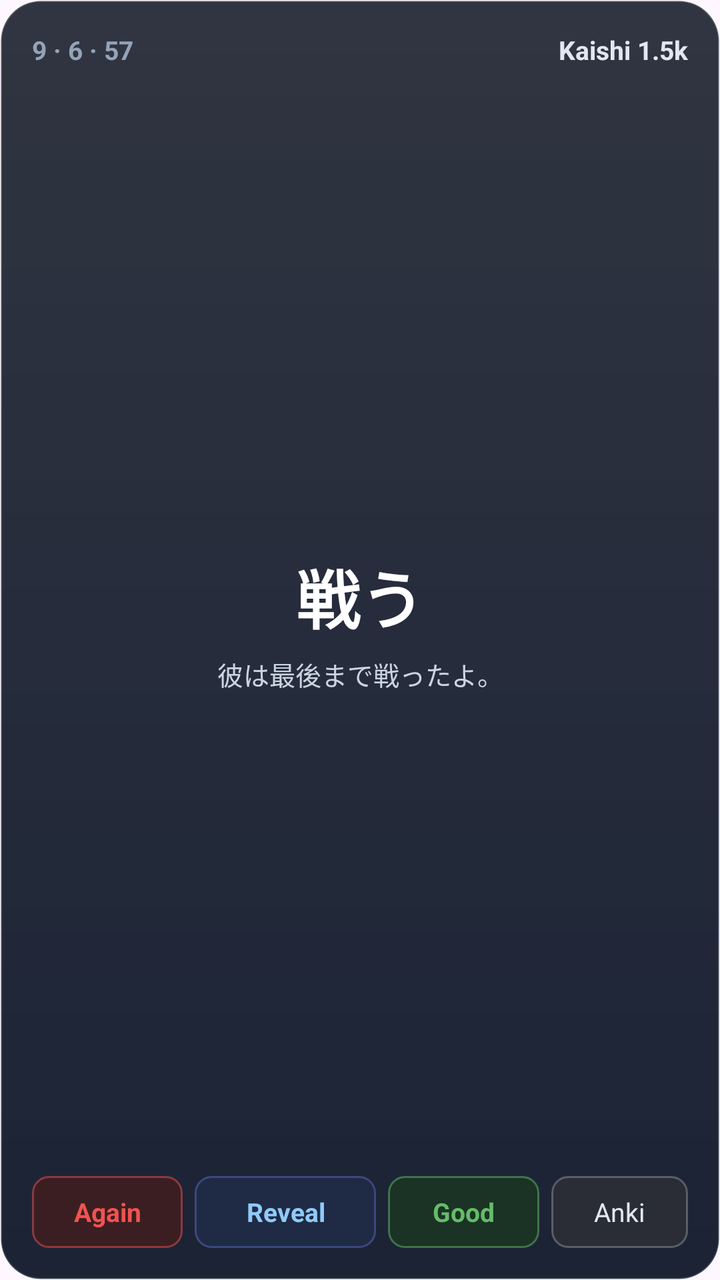
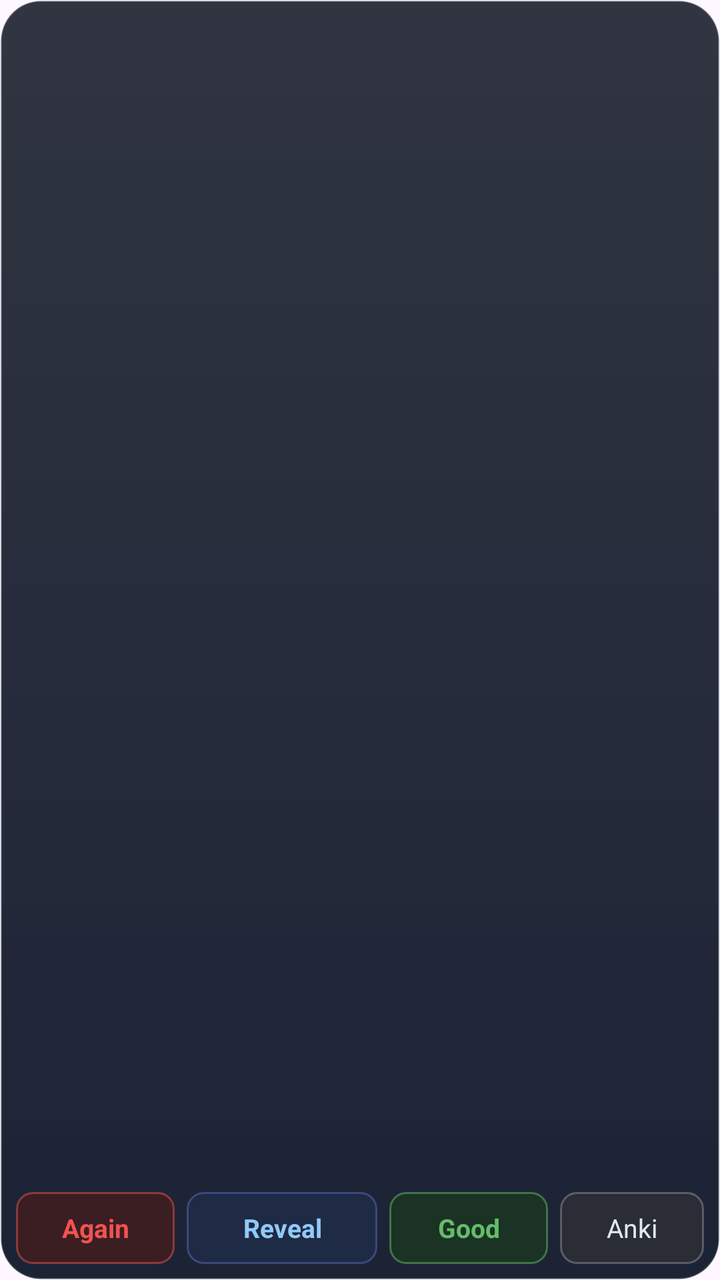

The first picture is an Android layout as it rendered before a commit; the second is the same layout after the commit. The layout source and the unified diff follow.
<!-- AndroidManifest.xml: application theme Theme.AnkiLock -->
<!-- res/layout/widget_card.xml -->
<?xml version="1.0" encoding="utf-8"?>
<LinearLayout xmlns:android="http://schemas.android.com/apk/res/android"
    android:id="@+id/widget_root"
    android:layout_width="match_parent"
    android:layout_height="match_parent"
    android:orientation="vertical"
    android:background="@drawable/widget_bg"
    android:padding="16dp">

    <LinearLayout
        android:layout_width="match_parent"
        android:layout_height="wrap_content"
        android:orientation="horizontal"
        android:gravity="center_vertical"
        android:paddingBottom="8dp">

        <TextView
            android:id="@+id/tv_widget_stats"
            android:layout_width="wrap_content"
            android:layout_height="wrap_content"
            android:text="9 · 6 · 57"
            android:textColor="#94A3B8"
            android:textSize="13sp"
            android:textStyle="bold" />

        <TextView
            android:id="@+id/tv_widget_deck"
            android:layout_width="0dp"
            android:layout_height="wrap_content"
            android:layout_weight="1"
            android:text="Kaishi 1.5k"
            android:textColor="#E2E8F0"
            android:textSize="13sp"
            android:textStyle="bold"
            android:gravity="end"
            android:singleLine="true"
            android:ellipsize="end" />
    </LinearLayout>

    <LinearLayout
        android:id="@+id/widget_card_content"
        android:layout_width="match_parent"
        android:layout_height="0dp"
        android:layout_weight="1"
        android:orientation="vertical"
        android:gravity="center">

        <TextView
            android:id="@+id/tv_widget_furigana"
            android:layout_width="wrap_content"
            android:layout_height="wrap_content"
            android:textColor="#7EB6FF"
            android:textSize="14sp"
            android:textStyle="bold"
            android:gravity="center"
            android:visibility="gone" />

        <TextView
            android:id="@+id/tv_widget_kanji"
            android:layout_width="wrap_content"
            android:layout_height="wrap_content"
            android:text="戦う"
            android:textColor="#FFFFFF"
            android:textSize="32sp"
            android:textStyle="bold"
            android:gravity="center" />

        <TextView
            android:id="@+id/tv_widget_meaning"
            android:layout_width="wrap_content"
            android:layout_height="wrap_content"
            android:text="to wage war, to fight"
            android:textColor="#F1F5F9"
            android:textSize="15sp"
            android:textStyle="bold"
            android:gravity="center"
            android:paddingTop="3dp"
            android:visibility="gone" />

        <TextView
            android:id="@+id/tv_widget_sentence"
            android:layout_width="match_parent"
            android:layout_height="wrap_content"
            android:text="彼は最後まで戦ったよ。"
            android:textColor="#CBD5E1"
            android:textSize="13sp"
            android:gravity="center"
            android:maxLines="2"
            android:ellipsize="end"
            android:paddingTop="6dp" />

        <TextView
            android:id="@+id/tv_widget_sentence_meaning"
            android:layout_width="match_parent"
            android:layout_height="wrap_content"
            android:text="He fought to the very end."
            android:textColor="#94A3B8"
            android:textSize="12sp"
            android:gravity="center"
            android:maxLines="2"
            android:ellipsize="end"
            android:paddingTop="2dp"
            android:visibility="gone" />
    </LinearLayout>

    <LinearLayout
        android:id="@+id/widget_button_container"
        android:layout_width="match_parent"
        android:layout_height="wrap_content"
        android:orientation="horizontal"
        android:gravity="center_vertical"
        android:paddingTop="8dp">

        <TextView
            android:id="@+id/btn_widget_again"
            android:layout_width="0dp"
            android:layout_height="36dp"
            android:layout_weight="1"
            android:layout_marginEnd="6dp"
            android:background="@drawable/btn_again_bg"
            android:gravity="center"
            android:text="Again"
            android:textColor="#EF5350"
            android:textSize="13sp"
            android:textStyle="bold" />

        <TextView
            android:id="@+id/btn_widget_reveal"
            android:layout_width="0dp"
            android:layout_height="36dp"
            android:layout_weight="1.2"
            android:layout_marginEnd="6dp"
            android:background="@drawable/btn_reveal_bg"
            android:gravity="center"
            android:text="Reveal"
            android:textColor="#90CAF9"
            android:textSize="13sp"
            android:textStyle="bold" />

        <TextView
            android:id="@+id/btn_widget_good"
            android:layout_width="0dp"
            android:layout_height="36dp"
            android:layout_weight="1"
            android:layout_marginEnd="6dp"
            android:background="@drawable/btn_good_bg"
            android:gravity="center"
            android:text="Good"
            android:textColor="#66BB6A"
            android:textSize="13sp"
            android:textStyle="bold" />

        <TextView
            android:id="@+id/btn_widget_open"
            android:layout_width="0dp"
            android:layout_height="36dp"
            android:layout_weight="0.9"
            android:background="@drawable/btn_action_bg"
            android:gravity="center"
            android:text="Anki"
            android:textColor="#E2E8F0"
            android:textSize="13sp" />
    </LinearLayout>

</LinearLayout>
<!-- resources referenced by this layout -->
<resources>
  <!-- drawable btn_action_bg (drawable) -->
  <?xml version="1.0" encoding="utf-8"?>
  <shape xmlns:android="http://schemas.android.com/apk/res/android"
      android:shape="rectangle">
      <solid android:color="#2A2D36" />
      <corners android:radius="8dp" />
      <stroke
          android:width="1dp"
          android:color="#40FFFFFF" />
  </shape>
  <!-- drawable btn_again_bg (drawable) -->
  <?xml version="1.0" encoding="utf-8"?>
  <shape xmlns:android="http://schemas.android.com/apk/res/android"
      android:shape="rectangle">
      <solid android:color="#3B1E22" />
      <corners android:radius="8dp" />
      <stroke
          android:width="1dp"
          android:color="#80EF5350" />
  </shape>
  <!-- drawable btn_good_bg (drawable) -->
  <?xml version="1.0" encoding="utf-8"?>
  <shape xmlns:android="http://schemas.android.com/apk/res/android"
      android:shape="rectangle">
      <solid android:color="#1A3324" />
      <corners android:radius="8dp" />
      <stroke
          android:width="1dp"
          android:color="#8066BB6A" />
  </shape>
  <!-- drawable btn_reveal_bg (drawable) -->
  <?xml version="1.0" encoding="utf-8"?>
  <shape xmlns:android="http://schemas.android.com/apk/res/android"
      android:shape="rectangle">
      <solid android:color="#1F2A44" />
      <corners android:radius="8dp" />
      <stroke
          android:width="1dp"
          android:color="#805C6BC0" />
  </shape>
  <!-- drawable widget_bg (drawable) -->
  <?xml version="1.0" encoding="utf-8"?>
  <shape xmlns:android="http://schemas.android.com/apk/res/android"
      android:shape="rectangle">
      <corners android:radius="20dp" />
      <gradient
          android:angle="270"
          android:startColor="#E61A1F2C"
          android:endColor="#F20F172A" />
      <stroke
          android:width="1dp"
          android:color="#33FFFFFF" />
  </shape>
  <style name="Theme.AnkiLock" parent="Theme.Material3.DayNight.NoActionBar" />
</resources>

<!-- the commit's change to res/layout/widget_card.xml (unified diff, before → after) -->
@@ -5,103 +5,15 @@
     android:layout_height="match_parent"
     android:orientation="vertical"
     android:background="@drawable/widget_bg"
-    android:padding="16dp">
+    android:padding="8dp">
 
-    <LinearLayout
-        android:layout_width="match_parent"
-        android:layout_height="wrap_content"
-        android:orientation="horizontal"
-        android:gravity="center_vertical"
-        android:paddingBottom="8dp">
-
-        <TextView
-            android:id="@+id/tv_widget_stats"
-            android:layout_width="wrap_content"
-            android:layout_height="wrap_content"
-            android:text="9 · 6 · 57"
-            android:textColor="#94A3B8"
-            android:textSize="13sp"
-            android:textStyle="bold" />
-
-        <TextView
-            android:id="@+id/tv_widget_deck"
-            android:layout_width="0dp"
-            android:layout_height="wrap_content"
-            android:layout_weight="1"
-            android:text="Kaishi 1.5k"
-            android:textColor="#E2E8F0"
-            android:textSize="13sp"
-            android:textStyle="bold"
-            android:gravity="end"
-            android:singleLine="true"
-            android:ellipsize="end" />
-    </LinearLayout>
-
-    <LinearLayout
-        android:id="@+id/widget_card_content"
+    <ImageView
+        android:id="@+id/iv_widget_artwork"
         android:layout_width="match_parent"
         android:layout_height="0dp"
         android:layout_weight="1"
-        android:orientation="vertical"
-        android:gravity="center">
-
-        <TextView
-            android:id="@+id/tv_widget_furigana"
-            android:layout_width="wrap_content"
-            android:layout_height="wrap_content"
-            android:textColor="#7EB6FF"
-            android:textSize="14sp"
-            android:textStyle="bold"
-            android:gravity="center"
-            android:visibility="gone" />
-
-        <TextView
-            android:id="@+id/tv_widget_kanji"
-            android:layout_width="wrap_content"
-            android:layout_height="wrap_content"
-            android:text="戦う"
-            android:textColor="#FFFFFF"
-            android:textSize="32sp"
-            android:textStyle="bold"
-            android:gravity="center" />
-
-        <TextView
-            android:id="@+id/tv_widget_meaning"
-            android:layout_width="wrap_content"
-            android:layout_height="wrap_content"
-            android:text="to wage war, to fight"
-            android:textColor="#F1F5F9"
-            android:textSize="15sp"
-            android:textStyle="bold"
-            android:gravity="center"
-            android:paddingTop="3dp"
-            android:visibility="gone" />
-
-        <TextView
-            android:id="@+id/tv_widget_sentence"
-            android:layout_width="match_parent"
-            android:layout_height="wrap_content"
-            android:text="彼は最後まで戦ったよ。"
-            android:textColor="#CBD5E1"
-            android:textSize="13sp"
-            android:gravity="center"
-            android:maxLines="2"
-            android:ellipsize="end"
-            android:paddingTop="6dp" />
-
-        <TextView
-            android:id="@+id/tv_widget_sentence_meaning"
-            android:layout_width="match_parent"
-            android:layout_height="wrap_content"
-            android:text="He fought to the very end."
-            android:textColor="#94A3B8"
-            android:textSize="12sp"
-            android:gravity="center"
-            android:maxLines="2"
-            android:ellipsize="end"
-            android:paddingTop="2dp"
-            android:visibility="gone" />
-    </LinearLayout>
+        android:scaleType="fitCenter"
+        android:adjustViewBounds="true" />
 
     <LinearLayout
         android:id="@+id/widget_button_container"
@@ -109,7 +21,7 @@
         android:layout_height="wrap_content"
         android:orientation="horizontal"
         android:gravity="center_vertical"
-        android:paddingTop="8dp">
+        android:paddingTop="6dp">
 
         <TextView
             android:id="@+id/btn_widget_again"
